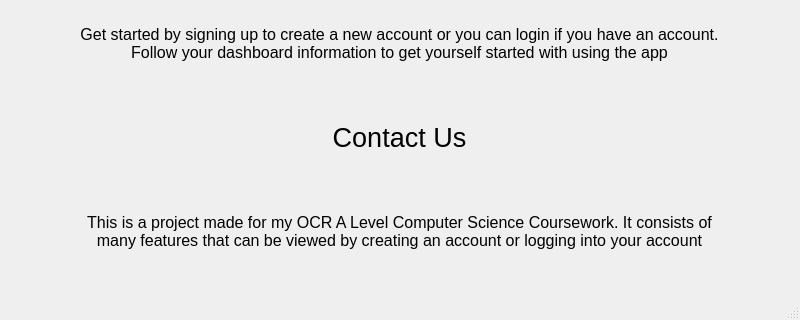
Above: ui files/homePage.ui from BXRSRUDIOS/a-level-coursework-project before the change; both pictures show x 0 to 800 and y 480 to 800 of the 800 by 800 pixel window. Below: the same form after it.
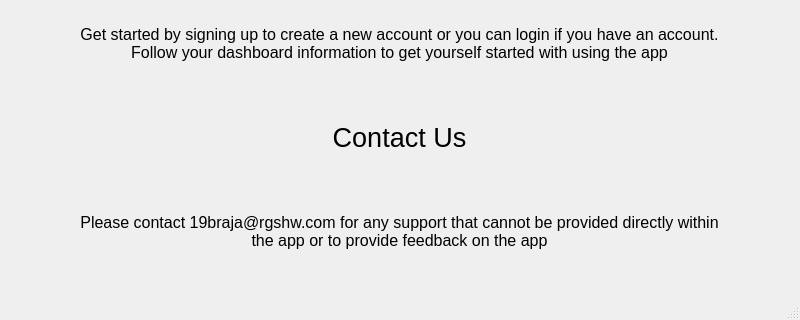
That is the form after the change.

Commit message: Started working on connectivity between pages

```diff
--- a/ui files/homePage.ui
+++ b/ui files/homePage.ui
@@ -10,12 +10,24 @@
     <height>800</height>
    </rect>
   </property>
+  <property name="sizePolicy">
+   <sizepolicy hsizetype="Fixed" vsizetype="Fixed">
+    <horstretch>0</horstretch>
+    <verstretch>0</verstretch>
+   </sizepolicy>
+  </property>
   <property name="minimumSize">
    <size>
     <width>800</width>
     <height>800</height>
    </size>
   </property>
+  <property name="maximumSize">
+   <size>
+    <width>800</width>
+    <height>800</height>
+   </size>
+  </property>
   <property name="windowTitle">
    <string>MainWindow</string>
   </property>
@@ -436,7 +448,7 @@
         <number>1</number>
        </property>
        <property name="text">
-        <string>This is a project made for my OCR A Level Computer Science Coursework. It consists of many features that can be viewed by creating an account or logging into your account</string>
+        <string>Please contact 19braja@rgshw.com for any support that cannot be provided directly within the app or to provide feedback on the app</string>
        </property>
        <property name="textFormat">
         <enum>Qt::AutoText</enum>
```
Left out of the diff: 4 changed lines with no effect on the pictures. The commit also changes 8 other files.
